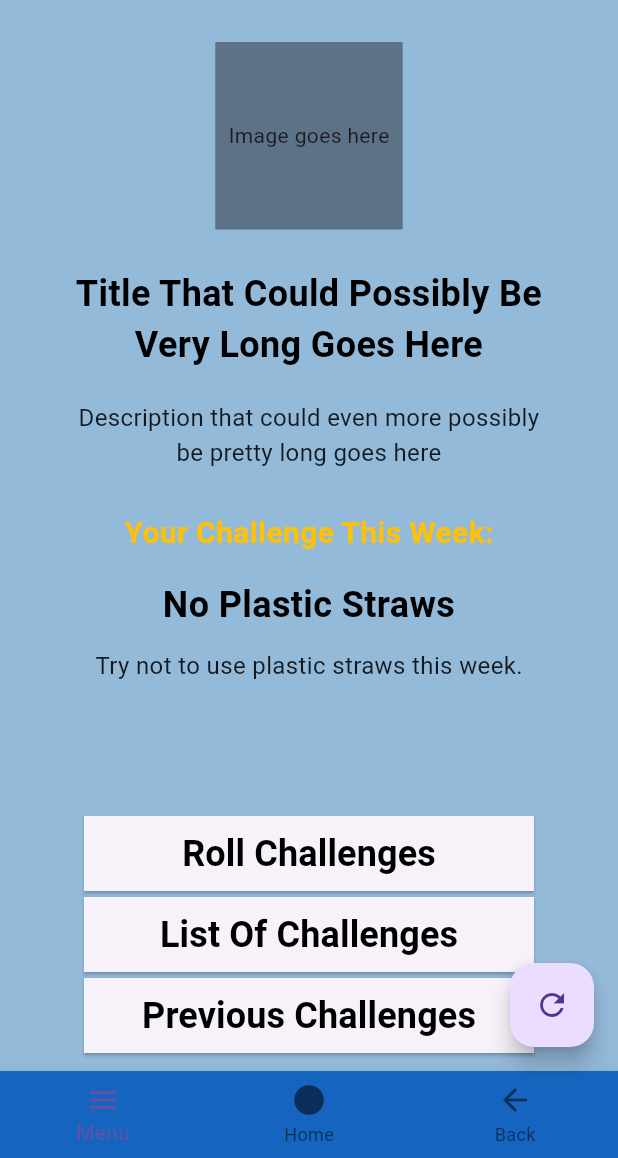
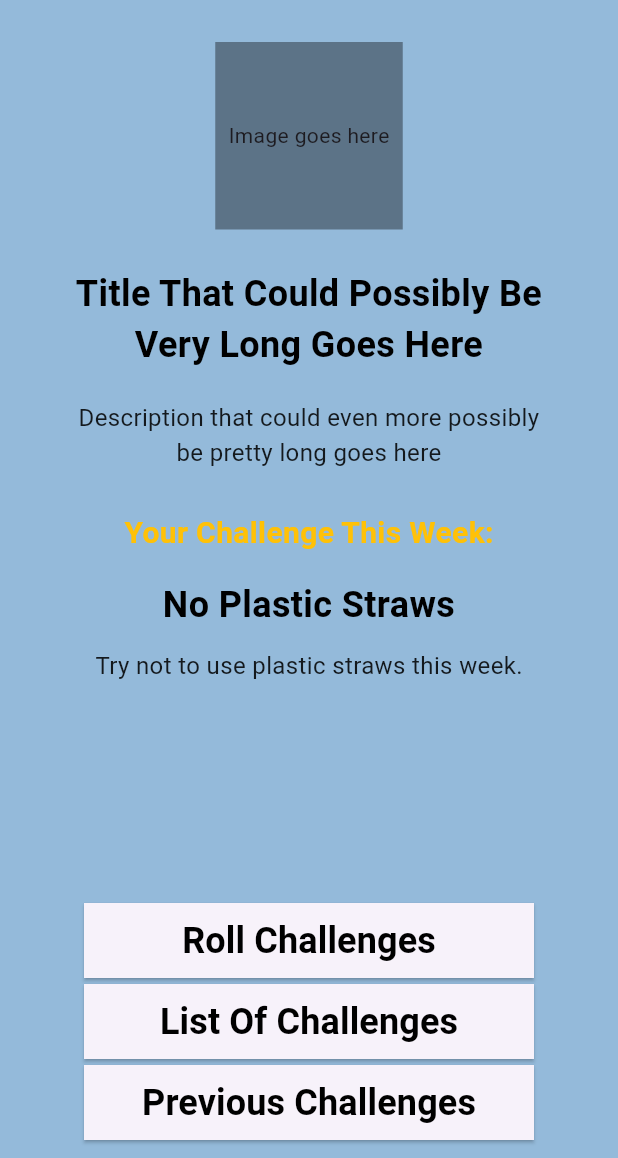
Before and after one commit to Sabagan/EcoQuest, a Flutter app: the screen it shows after launch, after a tap on "Continue", on a phone screen of 412 x 824 dp, the part 78-1236 px from its top. Run offline on Flutter 3.47's test engine with Material 3 defaults, Android fonts, the phone set to English and light mode, and no system bars; our stand-ins replace shared_preferences.

Commit message:
Removed 4 unnccessary buttons

```diff
--- a/lib/pages/main_page.dart
+++ b/lib/pages/main_page.dart
@@ -43,19 +43,6 @@ class _MainPageState extends State<MainPage> {
       backgroundColor: widget.isDarkMode
           ? Colors.blue[900]
           : Color.fromARGB(255, 148, 186, 218),
-      bottomNavigationBar: BottomNavigationBar(
-        backgroundColor:
-            widget.isDarkMode ? Colors.blue[400] : Colors.blue[800],
-        items: const [
-          BottomNavigationBarItem(icon: Icon(Icons.menu), label: "Menu"),
-          BottomNavigationBarItem(icon: Icon(Icons.circle), label: "Home"),
-          BottomNavigationBarItem(icon: Icon(Icons.arrow_back), label: "Back"),
-        ],
-      ),
-      floatingActionButton: FloatingActionButton(
-        onPressed: () => ChallengePreferences.resetPrefs(),
-        child: const Icon(Icons.refresh),
-      ),
       body: Padding(
         padding: const EdgeInsets.all(8.0),
         child: Column(
```
